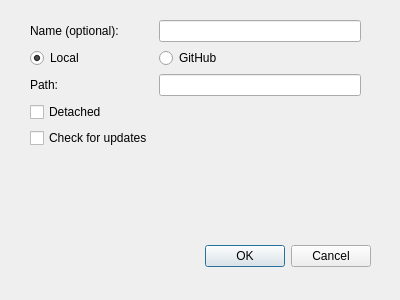
Old version of the form src/add_app_dialog.ui in the repository Nickswoboda/ExileHub.
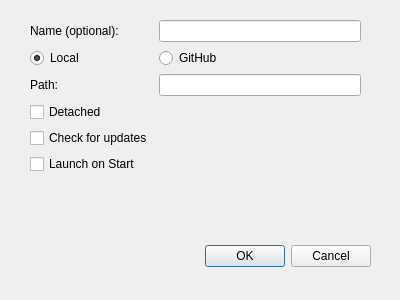
New version of the form.

Commit message:
Feat(WIP): add auto-start and auto-update feats
Added ability to start/check for updates for a program when exilehub
opens. Eventually, it would be preferable to have the apps open/close
with PoE itself. Currently, the update prompt shows before the main
window, and doesn't indicate which app needs updating. This will be
fixed in the future.

What changed in the file:
```diff
--- a/src/add_app_dialog.ui
+++ b/src/add_app_dialog.ui
@@ -93,6 +93,13 @@
       </property>
      </widget>
     </item>
+    <item row="5" column="0">
+     <widget class="QCheckBox" name="auto_launch_checkbox">
+      <property name="text">
+       <string>Launch on Start</string>
+      </property>
+     </widget>
+    </item>
    </layout>
   </widget>
  </widget>
```
The commit also changes 5 other files.
